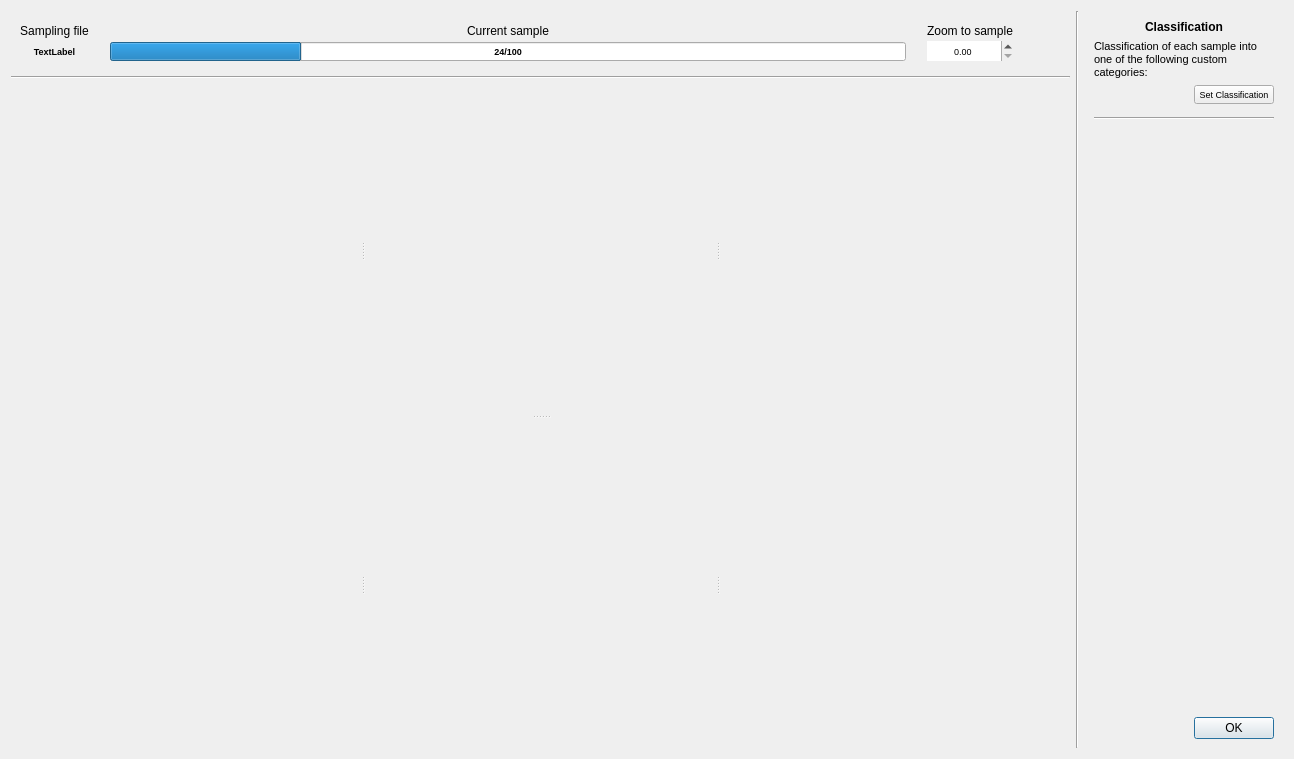
Old version of the form ui/classification_dialog.ui in the repository SMByC/AcATaMa.
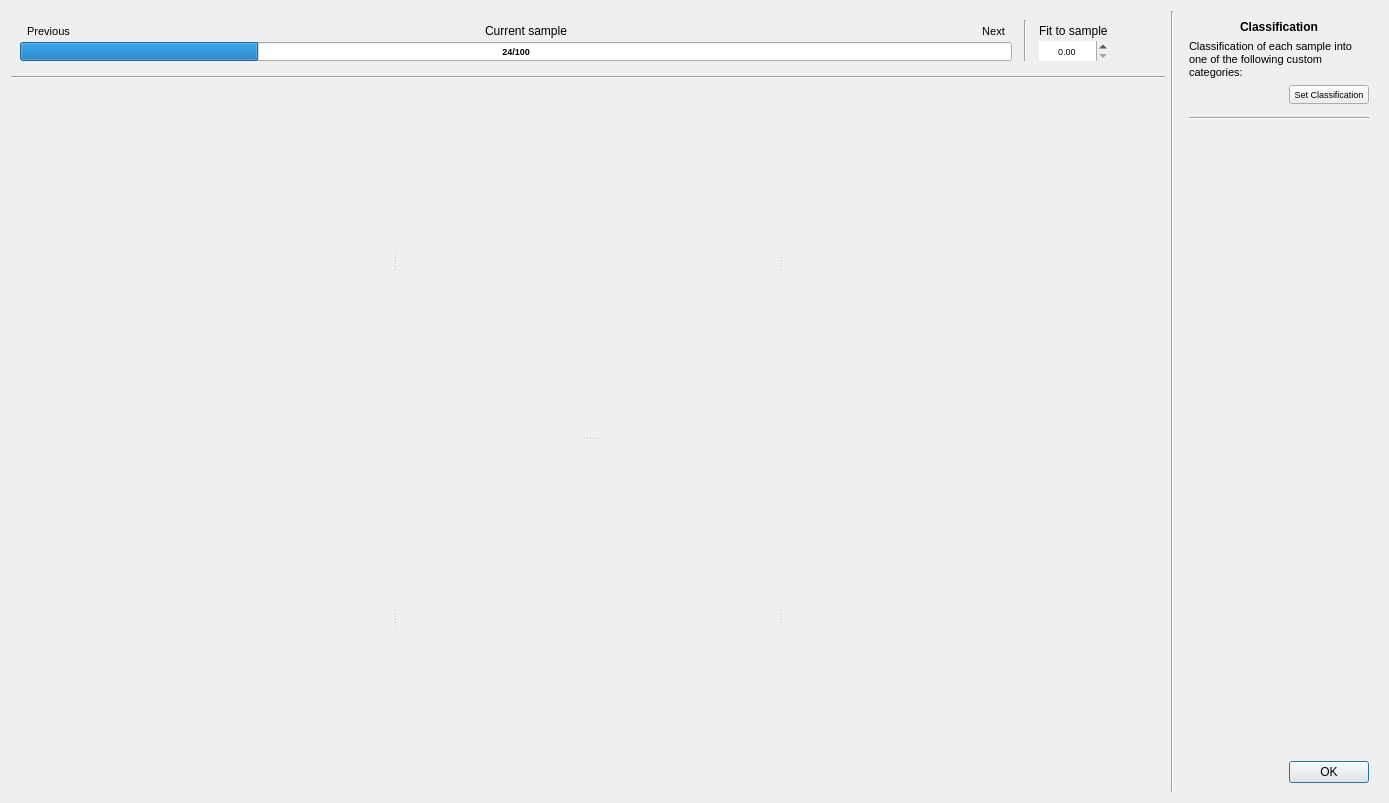
New version of the form. Icons and pictures are not drawn. Custom widgets are drawn as their Qt base class.

Commit message: Adjusts for the title dialog with the current sampling file and added the samples control

What changed in the file:
```diff
--- a/ui/classification_dialog.ui
+++ b/ui/classification_dialog.ui
@@ -6,8 +6,8 @@
    <rect>
     <x>0</x>
     <y>0</y>
-    <width>1294</width>
-    <height>759</height>
+    <width>1389</width>
+    <height>803</height>
    </rect>
   </property>
   <property name="windowTitle">
@@ -77,61 +77,6 @@
       </sizepolicy>
      </property>
      <layout class="QHBoxLayout" name="horizontalLayout">
-      <item>
-       <widget class="QWidget" name="widget" native="true">
-        <layout class="QVBoxLayout" name="verticalLayout_2">
-         <property name="spacing">
-          <number>0</number>
-         </property>
-         <property name="margin">
-          <number>0</number>
-         </property>
-         <item>
-          <widget class="QLabel" name="label">
-           <property name="text">
-            <string>Sampling file</string>
-           </property>
-           <property name="alignment">
-            <set>Qt::AlignCenter</set>
-           </property>
-          </widget>
-         </item>
-         <item>
-          <widget class="QLabel" name="SamplingFileLabel">
-           <property name="font">
-            <font>
-             <pointsize>7</pointsize>
-             <weight>75</weight>
-             <bold>true</bold>
-            </font>
-           </property>
-           <property name="text">
-            <string>TextLabel</string>
-           </property>
-           <property name="alignment">
-            <set>Qt::AlignCenter</set>
-           </property>
-          </widget>
-         </item>
-        </layout>
-       </widget>
-      </item>
-      <item>
-       <spacer name="horizontalSpacer">
-        <property name="orientation">
-         <enum>Qt::Horizontal</enum>
-        </property>
-        <property name="sizeType">
-         <enum>QSizePolicy::Fixed</enum>
-        </property>
-        <property name="sizeHint" stdset="0">
-         <size>
-          <width>15</width>
-          <height>20</height>
-         </size>
-        </property>
-       </spacer>
-      </item>
       <item>
        <widget class="QWidget" name="widget_4" native="true">
         <layout class="QVBoxLayout" name="verticalLayout_3">
@@ -142,13 +87,75 @@
           <number>0</number>
          </property>
          <item>
-          <widget class="QLabel" name="label_3">
-           <property name="text">
-            <string>Current sample</string>
-           </property>
-           <property name="alignment">
-            <set>Qt::AlignCenter</set>
-           </property>
+          <widget class="QWidget" name="widget_7" native="true">
+           <layout class="QHBoxLayout" name="horizontalLayout_3">
+            <property name="margin">
+             <number>0</number>
+            </property>
+            <item>
+             <widget class="QToolButton" name="toolButton">
+              <property name="font">
+               <font>
+                <pointsize>8</pointsize>
+               </font>
+              </property>
+              <property name="text">
+               <string>Previous</string>
+              </property>
+              <property name="icon">
+               <iconset>
+                <normaloff>:/plugins/AcATaMa/icons/previous.svg</normaloff>:/plugins/AcATaMa/icons/previous.svg</iconset>
+              </property>
+              <property name="iconSize">
+               <size>
+                <width>19</width>
+                <height>19</height>
+               </size>
+              </property>
+              <property name="toolButtonStyle">
+               <enum>Qt::ToolButtonTextBesideIcon</enum>
+              </property>
+              <property name="autoRaise">
+               <bool>true</bool>
+              </property>
+             </widget>
+            </item>
+            <item>
+             <widget class="QLabel" name="label_3">
+              <property name="text">
+               <string>Current sample</string>
+              </property>
+              <property name="alignment">
+               <set>Qt::AlignCenter</set>
+              </property>
+             </widget>
+            </item>
+            <item>
+             <widget class="QToolButton" name="toolButton_2">
+              <property name="font">
+               <font>
+                <pointsize>8</pointsize>
+               </font>
+              </property>
+              <property name="layoutDirection">
+               <enum>Qt::RightToLeft</enum>
+              </property>
+              <property name="text">
+               <string>Next</string>
+              </property>
+              <property name="icon">
+               <iconset>
+                <normaloff>:/plugins/AcATaMa/icons/next.svg</normaloff>:/plugins/AcATaMa/icons/next.svg</iconset>
+              </property>
+              <property name="toolButtonStyle">
+               <enum>Qt::ToolButtonTextBesideIcon</enum>
+              </property>
+              <property name="autoRaise">
+               <bool>true</bool>
+              </property>
+             </widget>
+            </item>
+           </layout>
           </widget>
          </item>
          <item>
@@ -187,7 +194,30 @@
         </property>
         <property name="sizeHint" stdset="0">
          <size>
-          <width>15</width>
+          <width>6</width>
+          <height>20</height>
+         </size>
+        </property>
+       </spacer>
+      </item>
+      <item>
+       <widget class="Line" name="line_5">
+        <property name="orientation">
+         <enum>Qt::Vertical</enum>
+        </property>
+       </widget>
+      </item>
+      <item>
+       <spacer name="horizontalSpacer">
+        <property name="orientation">
+         <enum>Qt::Horizontal</enum>
+        </property>
+        <property name="sizeType">
+         <enum>QSizePolicy::Fixed</enum>
+        </property>
+        <property name="sizeHint" stdset="0">
+         <size>
+          <width>6</width>
           <height>20</height>
          </size>
         </property>
@@ -205,7 +235,7 @@
          <item>
           <widget class="QLabel" name="label_2">
            <property name="text">
-            <string>Zoom to sample</string>
+            <string>Fit to sample</string>
            </property>
           </widget>
          </item>
@@ -235,6 +265,12 @@
       </item>
       <item>
        <widget class="QToolButton" name="gotoCurrentSample">
+        <property name="sizePolicy">
+         <sizepolicy hsizetype="Fixed" vsizetype="Expanding">
+          <horstretch>0</horstretch>
+          <verstretch>0</verstretch>
+         </sizepolicy>
+        </property>
         <property name="minimumSize">
          <size>
           <width>34</width>
@@ -410,7 +446,7 @@
            <x>0</x>
            <y>0</y>
            <width>287</width>
-           <height>477</height>
+           <height>521</height>
           </rect>
          </property>
          <layout class="QVBoxLayout" name="verticalLayout_5">
```
Left out of the diff: 2 changed lines with no effect on the pictures. The commit also changes 5 other files.
